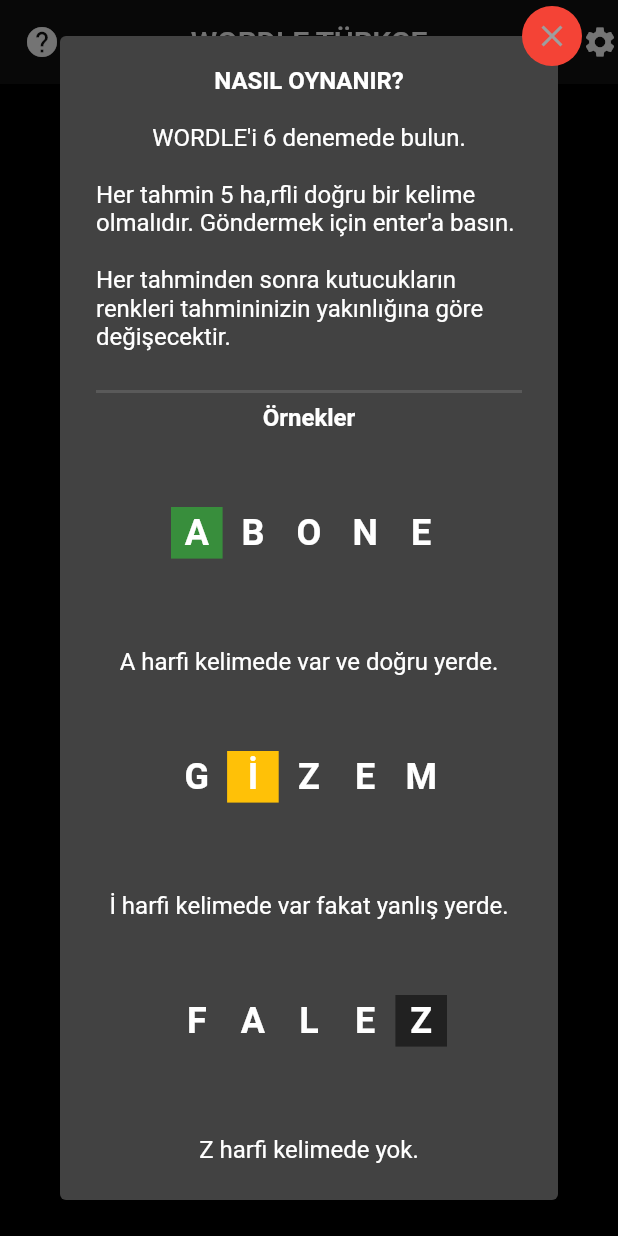
After one commit to poyrazaktas/wordle-mobile, a Flutter app: the screen it shows after launch, after a tap on the "help" icon, on a phone screen of 412 x 824 dp. The commit adds this screen. Run offline on Flutter 3.47's test engine with Material 2 defaults, Android fonts, the light colour scheme and no system bars.

Commit message:
add how to play widget, move dark mode to settings widget

```diff
--- a/lib/screens/home.dart
+++ b/lib/screens/home.dart
@@ -1,5 +1,7 @@
 import 'package:flutter/material.dart';
 import 'package:wordle_turkce/widgets/change_theme_button_widget.dart';
+import 'package:wordle_turkce/widgets/how_to_play_widget.dart';
+import 'package:wordle_turkce/widgets/settings_widget.dart';
 
 class Home extends StatefulWidget {
   const Home({Key? key}) : super(key: key);
@@ -478,10 +480,20 @@
   Widget build(BuildContext context) {
     return Scaffold(
       appBar: AppBar(
+        leading: GestureDetector(
+          child: const Icon(Icons.help),
+          onTap: () => showDialog(
+              context: context, builder: (BuildContext context) => HowToPlay()),
+        ),
         title: const Text("WORDLE TÜRKÇE"),
         centerTitle: true,
         actions: [
-          ChangeThemeButtonWidget(),
+          GestureDetector(
+            child: const Icon(Icons.settings),
+            onTap: () => showDialog(
+                context: context,
+                builder: (BuildContext context) => const Settings()),
+          ),
         ],
       ),
       body: _buildGameBody(),
--- a/lib/widgets/change_theme_button_widget.dart
+++ b/lib/widgets/change_theme_button_widget.dart
@@ -9,6 +9,7 @@
 
     return Switch.adaptive(
         value: themeProvider.isDarkMode,
+        activeColor: Colors.lightGreenAccent.shade700,
         onChanged: (value) {
           final provider = Provider.of<ThemeProvider>(context, listen: false);
           provider.toggleTheme(value);
--- /dev/null
+++ b/lib/widgets/how_to_play_widget.dart
@@ -0,0 +1,202 @@
+import 'package:flutter/material.dart';
+
+class HowToPlay extends StatelessWidget {
+  HowToPlay({Key? key}) : super(key: key);
+
+  final TextStyle _textStyle = const TextStyle(
+      color: Colors.white, fontWeight: FontWeight.bold, fontSize: 24);
+
+  final _defaultContainerColor = Colors.grey.shade800;
+  final _wrongSpotContainerColor = Colors.amber;
+  final _correctSpotContainerColor = Colors.green[700];
+
+  @override
+  Widget build(BuildContext context) {
+    return AlertDialog(
+      content: Container(
+        height: MediaQuery.of(context).size.height,
+        width: MediaQuery.of(context).size.width,
+        child: Stack(
+          overflow: Overflow.visible,
+          children: <Widget>[
+            Positioned(
+              right: -40.0,
+              top: -40.0,
+              child: InkResponse(
+                onTap: () {
+                  Navigator.of(context).pop();
+                },
+                child: const CircleAvatar(
+                  child: Icon(Icons.close),
+                  backgroundColor: Colors.red,
+                ),
+              ),
+            ),
+            Column(
+              children: [
+                const Text("NASIL OYNANIR?\n",style: TextStyle(fontWeight: FontWeight.bold),),
+                const Text("WORDLE'i 6 denemede bulun.\n"),
+                const Text(
+                    "Her tahmin 5 ha,rfli doğru bir kelime olmalıdır. Göndermek için enter'a basın.\n"),
+                const Text(
+                    "Her tahminden sonra kutucukların renkleri tahmininizin yakınlığına göre değişecektir.\n"),
+                const Divider(thickness: 2.0,),
+                const Text("Örnekler",style: TextStyle(fontWeight: FontWeight.bold)),
+                Expanded(
+                  child: GridView.count(
+                    scrollDirection: Axis.vertical,
+                    shrinkWrap: true,
+                    physics: const NeverScrollableScrollPhysics(),
+                    primary: false,
+                    padding: const EdgeInsets.all(50),
+                    crossAxisSpacing: 3,
+                    mainAxisSpacing: 5,
+                    crossAxisCount: 5,
+                    children: [
+                      Container(
+                          child: Center(
+                              child: Text(
+                            "A",
+                            style: _textStyle,
+                          )),
+                          color: _correctSpotContainerColor),
+                      Container(
+                          child: Center(
+                              child: Text(
+                            "B",
+                            style: _textStyle,
+                          )),
+                          color: _defaultContainerColor),
+                      Container(
+                          child: Center(
+                              child: Text(
+                            "O",
+                            style: _textStyle,
+                          )),
+                          color: _defaultContainerColor),
+                      Container(
+                          child: Center(
+                              child: Text(
+                            "N",
+                            style: _textStyle,
+                          )),
+                          color: _defaultContainerColor),
+                      Container(
+                          child: Center(
+                              child: Text(
+                            "E",
+                            style: _textStyle,
+                          )),
+                          color: _defaultContainerColor),
+                    ],
+                  ),
+                ),
+                const Text("A harfi kelimede var ve doğru yerde."),
+                Expanded(
+                  child: GridView.count(
+                    scrollDirection: Axis.vertical,
+                    shrinkWrap: true,
+                    physics: const NeverScrollableScrollPhysics(),
+                    primary: false,
+                    padding: const EdgeInsets.all(50),
+                    crossAxisSpacing: 3,
+                    mainAxisSpacing: 5,
+                    crossAxisCount: 5,
+                    children: [
+                      Container(
+                          child: Center(
+                              child: Text(
+                            "G",
+                            style: _textStyle,
+                          )),
+                          color: _defaultContainerColor),
+                      Container(
+                          child: Center(
+                              child: Text(
+                            "İ",
+                            style: _textStyle,
+                          )),
+                          color: _wrongSpotContainerColor),
+                      Container(
+                          child: Center(
+                              child: Text(
+                            "Z",
+                            style: _textStyle,
+                          )),
+                          color: _defaultContainerColor),
+                      Container(
+                          child: Center(
+                              child: Text(
+                            "E",
+                            style: _textStyle,
+                          )),
+                          color: _defaultContainerColor),
+                      Container(
+                          child: Center(
+                              child: Text(
+                            "M",
+                            style: _textStyle,
+                          )),
+                          color: _defaultContainerColor),
+                    ],
+                  ),
+                ),
+                const Text("İ harfi kelimede var fakat yanlış yerde."),
+                Expanded(
+                  child: GridView.count(
+                    scrollDirection: Axis.vertical,
+                    shrinkWrap: true,
+                    physics: const NeverScrollableScrollPhysics(),
+                    primary: false,
+                    padding: const EdgeInsets.all(50),
+                    crossAxisSpacing: 3,
+                    mainAxisSpacing: 5,
+                    crossAxisCount: 5,
+                    children: [
+                      Container(
+                          child: Center(
+                              child: Text(
+                            "F",
+                            style: _textStyle,
+                          )),
+                          color: _defaultContainerColor),
+                      Container(
+                          child: Center(
+                              child: Text(
+                            "A",
+                            style: _textStyle,
+                          )),
+                          color: _defaultContainerColor),
+                      Container(
+                          child: Center(
+                              child: Text(
+                            "L",
+                            style: _textStyle,
+                          )),
+                          color: _defaultContainerColor),
+                      Container(
+                          child: Center(
+                              child: Text(
+                            "E",
+                            style: _textStyle,
+                          )),
+                          color: _defaultContainerColor),
+                      Container(
+                          child: Center(
+                              child: Text(
+                            "Z",
+                            style: _textStyle,
+                          )),
+                          color: Colors.grey.shade900),
+                    ],
+                  ),
+                ),
+                const Text("Z harfi kelimede yok."),
+              ],
+            )
+          ],
+        ),
+      ),
+    );
+  }
+}
--- /dev/null
+++ b/lib/widgets/settings_widget.dart
@@ -0,0 +1,57 @@
+import 'package:flutter/material.dart';
+import 'package:wordle_turkce/widgets/change_theme_button_widget.dart';
+
+class Settings extends StatelessWidget {
+  const Settings({Key? key}) : super(key: key);
+
+  @override
+  Widget build(BuildContext context) {
+    return AlertDialog(
+      content: Container(
+        height: MediaQuery.of(context).size.height/4,
+        width: MediaQuery.of(context).size.width,
+        child: Stack(
+          overflow: Overflow.visible,
+          children: <Widget>[
+            Positioned(
+              right: -40.0,
+              top: -40.0,
+              child: InkResponse(
+                onTap: () {
+                  Navigator.of(context).pop();
+                },
+                child: const CircleAvatar(
+                  child: Icon(Icons.close),
+                  backgroundColor: Colors.red,
+                ),
+              ),
+            ),
+            Column(
+              children: [
+                Row(
+                  mainAxisAlignment: MainAxisAlignment.spaceBetween,
+                  children: [
+                    const Text("Zor Mod (Geliştirme altında)"),
+                    Switch(
+                      value: false,
+                      onChanged: null,
+                      inactiveThumbColor: Colors.grey,
+                      inactiveTrackColor: Colors.grey.withOpacity(0.5),
+                    )
+                  ],
+                ),
+                Row(
+                  mainAxisAlignment: MainAxisAlignment.spaceBetween,
+                  children: [
+                    const Text("Koyu Tema"),
+                    ChangeThemeButtonWidget()
+                  ],
+                ),
+              ],
+            )
+          ],
+        ),
+      ),
+    );
+  }
+}
```
